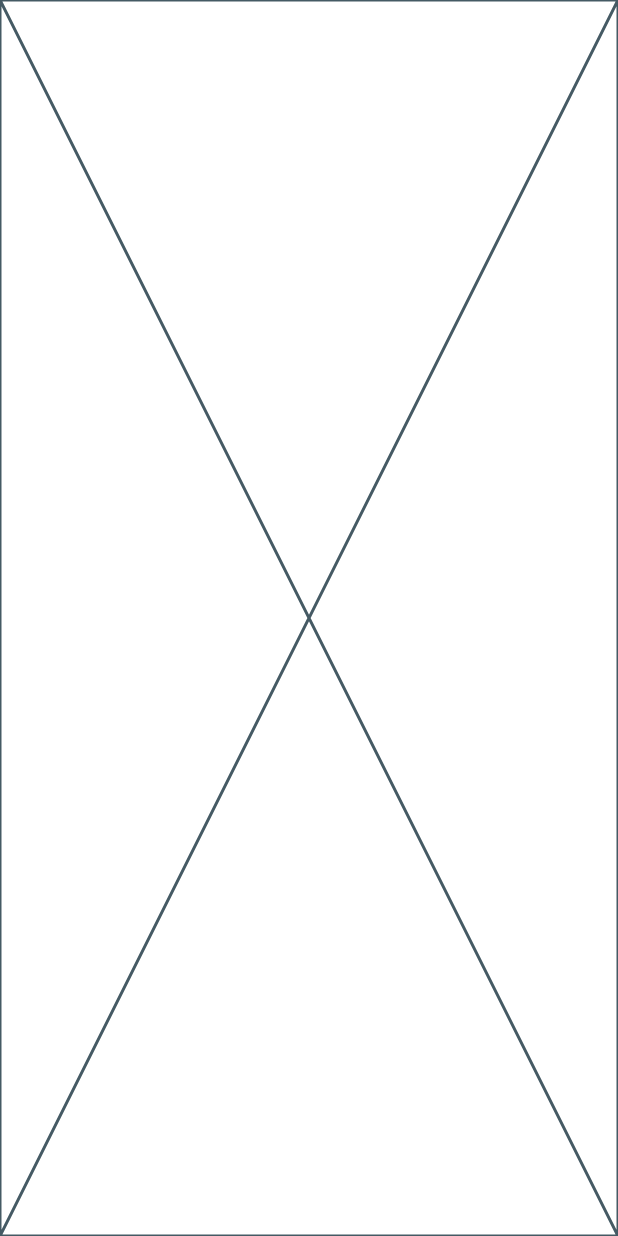
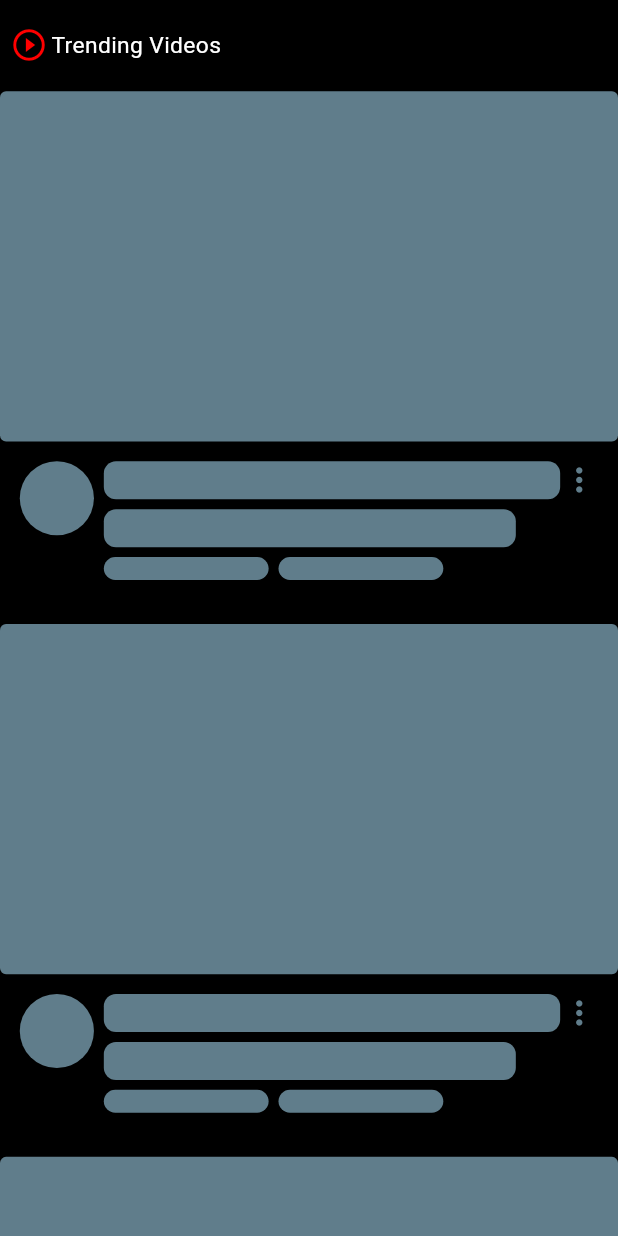
Before and after one commit to developerSajib88/Qtec-Player, a Flutter app: the screen it shows after launch, on a phone screen of 412 x 824 dp. Run offline on Flutter 3.47's test engine with Material 3 defaults, Android fonts, the phone set to English and light mode, and no system bars; drawn by our look-alikes of flutter_animate; our stand-ins replace equatable, flutter_hooks, flutter_screenutil, gap, get_it, go_router and 2 more; network calls fail.

Commit message:
Home screen loader create and Api Bux fix

```diff
--- a/lib/application/app.dart
+++ b/lib/application/app.dart
@@ -14,7 +14,6 @@ class QtecPlayerApp extends HookConsumerWidget {
       splitScreenMode: true,
       child: MaterialApp.router(
         debugShowCheckedModeBanner: false,
-        scrollBehavior: const ScrollBehavior().copyWith(physics: const BouncingScrollPhysics()),
         routerConfig: AppRoutes.routes,
       ),
     );
--- a/lib/core/dependecny_injection/injection_provider.dart
+++ b/lib/core/dependecny_injection/injection_provider.dart
@@ -2,5 +2,5 @@ part of 'dependency_injection.dart';
 
 /// This is my riverpod state provider
 final videoPlayerProvider =
-StateNotifierProvider<VideoPlayerNotifier,VideoPlayerState>((ref) =>
+StateNotifierProvider.autoDispose<VideoPlayerNotifier,VideoPlayerState>((ref) =>
     VideoPlayerNotifier(videoPlayerDomain: singleTon())..init());
--- a/lib/data/api/api_method.dart
+++ b/lib/data/api/api_method.dart
@@ -12,7 +12,7 @@ class ApiMethod{
   static Future<Map<String, dynamic>?> get(String url) async {
     try {
       final response = await http.get(Uri.parse(url),
-        headers: {}
+        headers: {"Content-Type": "application/json"}
       ).timeout(const Duration(seconds: 60));
 
       responseReport(method: "GET", response: response.body.toString());
--- a/lib/data/api/api_services.dart
+++ b/lib/data/api/api_services.dart
@@ -13,7 +13,8 @@ class ApiServices{
   static Future<VideoRes?> getVideoRes()async {
     Map<String, dynamic>? response = await ApiMethod.get(ApiUrl.videoApiUrl);
     if (response != null){
-      return VideoRes.fromJson(response);
+      VideoRes videoRes = VideoRes.fromJson(response);
+      return videoRes;
     }else{
       return null;
     }
--- a/lib/presentation/home/home_screen.dart
+++ b/lib/presentation/home/home_screen.dart
@@ -1,3 +1,7 @@
+import 'package:qtec_player/core/dependecny_injection/dependency_injection.dart';
+import 'package:qtec_player/presentation/widgets/custom_app_bar.dart';
+import 'package:qtec_player/presentation/widgets/loader/home_screen_loader.dart';
+import 'package:qtec_player/presentation/widgets/video_item_view.dart';
 import 'package:qtec_player/utils/utils.dart';
 
 class HomeScreen extends HookConsumerWidget {
@@ -9,6 +13,49 @@ class HomeScreen extends HookConsumerWidget {
 
   @override
   Widget build(BuildContext context, WidgetRef ref) {
-    return const Placeholder();
+
+    final videoPlayerState = ref.watch(videoPlayerProvider);
+    final videoPlayerCtrl = ref.watch(videoPlayerProvider);
+
+    return Scaffold(
+      body: Container(
+        width: 1.sw,
+        height: 1.sh,
+        color: ColorPalate.defaultBlack,
+        child: SafeArea(
+          child: Column(
+            children: [
+
+              const CustomAppBar(),
+
+              Expanded(
+                  child: Visibility(
+                    visible: videoPlayerState.videoRes != null &&
+                        videoPlayerState.dataIsLoading == false,
+                    replacement: const HomePageLoader(),
+                    child: ListView.builder(
+                      itemCount: videoPlayerState.videoRes?.results.length,
+                        itemBuilder: (BuildContext context, index)=>
+                            VideoItemView(
+                              thumbnailUri: videoPlayerState.videoRes?.results[index].thumbnail,
+                              videoTitle: videoPlayerState.videoRes?.results[index].title,
+                              channelImageUri: videoPlayerState.videoRes?.results[index].channelImage,
+                              totalVideoView: videoPlayerState.videoRes?.results[index].viewers,
+                              videoDuration: videoPlayerState.videoRes?.results[index].duration,
+                              publishedDate: videoPlayerState.videoRes?.results[index].createdAt,
+                            ).animate().slideX(
+                              begin: 3,
+                              end: 0,
+                              duration: const Duration(milliseconds: 500)
+                            )
+                    ),
+                  )
+              )
+
+            ],
+          ),
+        ),
+      ),
+    );
   }
 }
--- /dev/null
+++ b/lib/presentation/widgets/custom_app_bar.dart
@@ -0,0 +1,32 @@
+import 'package:qtec_player/utils/utils.dart';
+
+class CustomAppBar extends HookWidget {
+  const CustomAppBar({super.key});
+
+  @override
+  Widget build(BuildContext context) {
+    return Container(
+      width: 1.sw,
+      height: 60.h,
+      padding: paddingH6,
+      child: Row(
+        children: [
+
+          Icon(
+            Icons.play_circle_outline,
+            size: 25.sp,
+            color: ColorPalate.redColor,
+          ),
+
+          gap2,
+
+          Text(
+              TextConstants.TRENDING_VIDEOS,
+              style: TextStyle(color: Colors.white,fontSize: 15.sp,fontWeight: FontWeight.w400)
+          )
+
+        ],
+      ),
+    );
+  }
+}
--- /dev/null
+++ b/lib/presentation/widgets/loader/home_screen_loader.dart
@@ -0,0 +1,151 @@
+import 'package:qtec_player/utils/utils.dart';
+
+class HomePageLoader extends HookWidget {
+  const HomePageLoader({super.key});
+
+  @override
+  Widget build(BuildContext context) {
+    return ListView.builder(
+      itemCount: 5,
+        itemBuilder: (BuildContext context, index)=>
+            SizedBox(
+              width: 1.sw,
+              height: 350.h,
+              child: Column(
+                children: [
+
+                  Container(
+                    width: 1.sw,
+                    height: 230.h,
+                    decoration: BoxDecoration(
+                      borderRadius: radius4,
+                      color: ColorPalate.defaultBlueGrey
+                    ),
+                  ).animate(onPlay: (controller) => controller.repeat())
+                      .shimmer(
+                      color: ColorPalate.blackColor.withOpacity(0.4),
+                      // delay: Duration(microseconds: 400),
+                      duration: const Duration(seconds: 1)),
+
+
+                  Padding(
+                    padding: padding12,
+                    child: Row(
+                      crossAxisAlignment: crossStart,
+                      mainAxisAlignment: mainStart,
+                      children: [
+                        Container(
+                          width: 45.w,
+                          height: 45.w,
+                          decoration: BoxDecoration(
+                            shape: BoxShape.circle,
+                            color: ColorPalate.defaultBlueGrey,
+                          ),
+                        ).animate(onPlay: (controller) => controller.repeat())
+                        .shimmer(
+                        color: ColorPalate.blackColor.withOpacity(0.4),
+                        // delay: Duration(microseconds: 400),
+                        duration: const Duration(seconds: 1)),
+
+                        gap6,
+
+                        Expanded(
+                          child: Column(
+                            mainAxisAlignment: mainCenter,
+                            crossAxisAlignment: crossStart,
+                            children: [
+
+                              Container(
+                                width: 1.sw,
+                                height: 25.h,
+                                decoration: BoxDecoration(
+                                  borderRadius: radius8,
+                                  color: ColorPalate.defaultBlueGrey
+                                ),
+                              ).animate(onPlay: (controller) => controller.repeat())
+                                  .shimmer(
+                                  color: ColorPalate.blackColor.withOpacity(0.4),
+                                  // delay: Duration(microseconds: 400),
+                                  duration: const Duration(seconds: 1)),
+
+
+                              gap6,
+
+                              Container(
+                                width: 250.w,
+                                height: 25.h,
+                                decoration: BoxDecoration(
+                                    borderRadius: radius8,
+                                    color: ColorPalate.defaultBlueGrey
+                                ),
+                              ).animate(onPlay: (controller) => controller.repeat())
+                                  .shimmer(
+                                  color: ColorPalate.blackColor.withOpacity(0.4),
+                                  // delay: Duration(microseconds: 400),
+                                  duration: const Duration(seconds: 1)),
+
+                              gap6,
+
+                              Row(
+                                children: [
+                                  Container(
+                                    width: 100.w,
+                                    height: 15.h,
+                                    decoration: BoxDecoration(
+                                        borderRadius: radius8,
+                                        color: ColorPalate.defaultBlueGrey
+                                    ),
+                                  ).animate(onPlay: (controller) => controller.repeat())
+                                      .shimmer(
+                                      color: ColorPalate.blackColor.withOpacity(0.4),
+                                      // delay: Duration(microseconds: 400),
+                                      duration: const Duration(seconds: 1)),
+
+
+                                  gap6,
+
+                                  Container(
+                                    width: 100.w,
+                                    height: 15.h,
+                                    decoration: BoxDecoration(
+                                        borderRadius: radius8,
+                                        color: ColorPalate.defaultBlueGrey
+                                    ),
+                                  ).animate(onPlay: (controller) => controller.repeat())
+                                      .shimmer(
+                                      color: ColorPalate.blackColor.withOpacity(0.4),
+                                      // delay: Duration(microseconds: 400),
+                                      duration: const Duration(seconds: 1)),
+
+
+                                ],
+                              ),
+
+
+
+                            ],
+                          ),
+                        ),
+
+
+                        Icon(
+                            Icons.more_vert_rounded,
+                            color: ColorPalate.defaultBlueGrey,
+                            size: 25.sp,
+                        ).animate(onPlay: (controller) => controller.repeat())
+                            .shimmer(
+                            color: ColorPalate.blackColor.withOpacity(0.4),
+                            // delay: Duration(microseconds: 400),
+                            duration: const Duration(seconds: 1)),
+
+
+                      ],
+                    ),
+                  ),
+
+                ],
+              ),
+            )
+    );
+  }
+}
--- /dev/null
+++ b/lib/presentation/widgets/widget.dart
@@ -0,0 +1,2 @@
+export 'package:qtec_player/presentation/widgets/custom_app_bar.dart';
+export 'package:qtec_player/presentation/widgets/video_item_view.dart';
--- a/lib/utils/color_palates.dart
+++ b/lib/utils/color_palates.dart
@@ -9,6 +9,7 @@ class ColorPalate{
   static Color get defaultRed => Colors.red;
   static Color get defaultPink => Colors.pink;
   static Color get defaultGreen => Colors.green;
+  static Color get defaultBlueGrey => Colors.blueGrey;
 
   /// Custom Color
   static Color get blackColor => const Color(0xff0F0F0F);
```
Also changed, not shown: lib/application/video_player_application/video_player_notifier.dart (+14 -7 lines), lib/data/model/video_res.dart (+5 -3 lines), lib/presentation/widgets/video_item_view.dart (added, +60 -0 lines), lib/presentation/widgets/loader/video_view_loader.dart (added).
